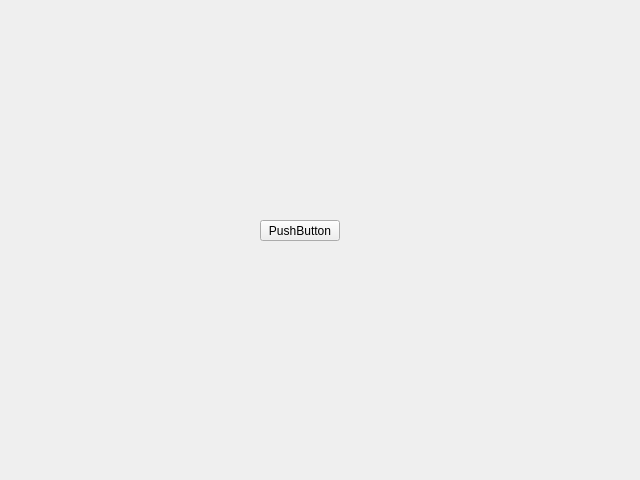
Before: the Qt Designer form source/gui/sub_widgets/managerprojectform.ui in baseoleph/turingmachine, drawn with Qt 5.
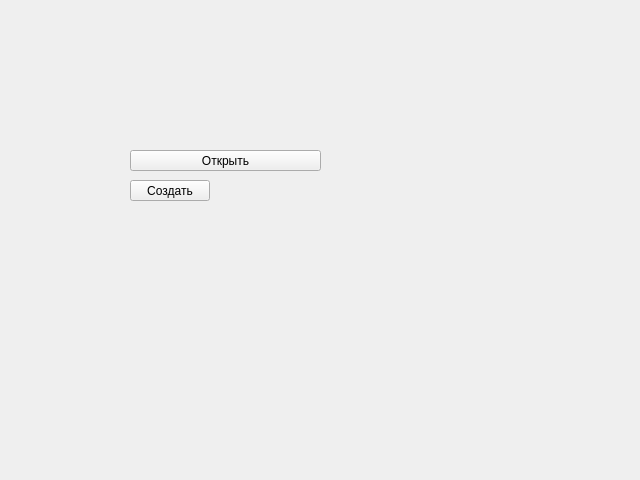
After: the same form once the commit is applied.

The edit to the form file:
```diff
--- a/source/gui/sub_widgets/managerprojectform.ui
+++ b/source/gui/sub_widgets/managerprojectform.ui
@@ -14,16 +14,32 @@
    <string>Form</string>
   </property>
   <widget class="QPushButton" name="pushButton_create">
+   <property name="enabled">
+    <bool>true</bool>
+   </property>
    <property name="geometry">
     <rect>
-     <x>260</x>
-     <y>220</y>
+     <x>130</x>
+     <y>180</y>
      <width>80</width>
      <height>21</height>
     </rect>
    </property>
    <property name="text">
-    <string>PushButton</string>
+    <string>Создать</string>
+   </property>
+  </widget>
+  <widget class="QPushButton" name="pushButton_open">
+   <property name="geometry">
+    <rect>
+     <x>130</x>
+     <y>150</y>
+     <width>191</width>
+     <height>21</height>
+    </rect>
+   </property>
+   <property name="text">
+    <string>Открыть</string>
    </property>
   </widget>
  </widget>
```
